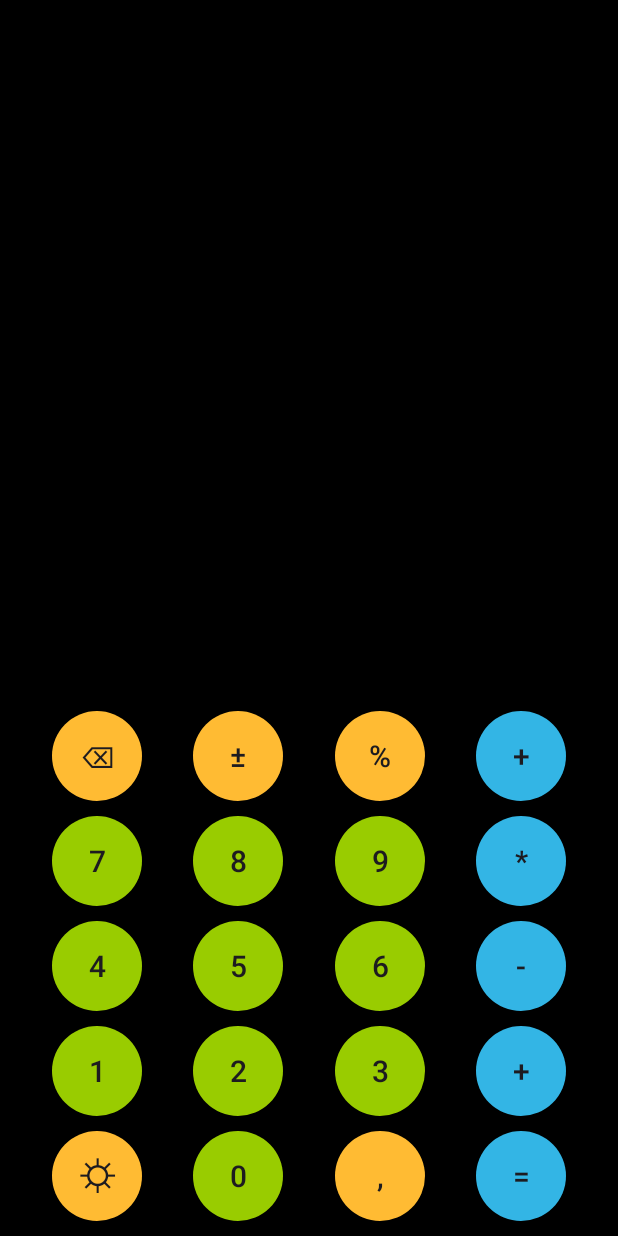
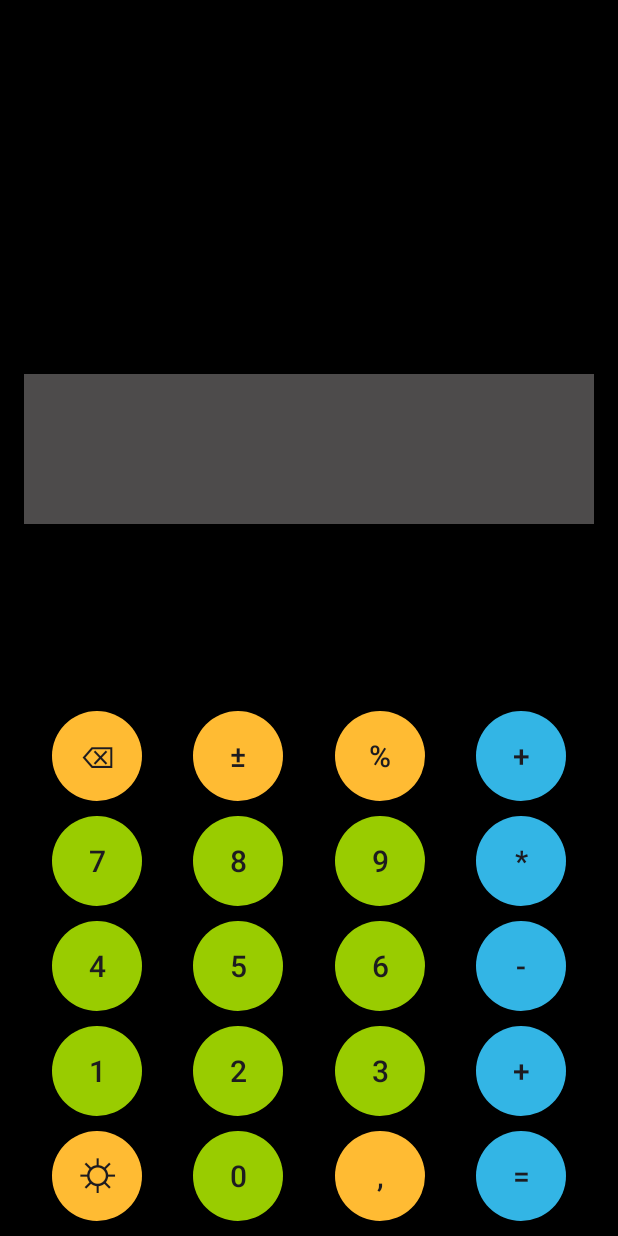
Before and after one commit to Andezion/CustomCalculator, an Android app: the screen it shows after launch (MainActivity), on a phone screen of 412 x 824 dp. Run offline under Robolectric (Android 15) with nearby library versions, the phone set to English and light mode, and no system bars.

Commit message:
финальный дизайн

```diff
--- a/app/src/main/res/layout/activity_main.xml
+++ b/app/src/main/res/layout/activity_main.xml
@@ -362,5 +362,25 @@
 
     </androidx.constraintlayout.widget.ConstraintLayout>
 
+    <TextView
+        android:id="@+id/textView2"
+
+        android:layout_width="380dp"
+        android:layout_height="100dp"
+
+        android:text=""
+        android:textSize="70sp"
+        android:textColor="@color/black"
+
+        app:layout_constraintBottom_toTopOf="@+id/constraintLayout"
+
+        app:layout_constraintEnd_toEndOf="parent"
+        app:layout_constraintHorizontal_bias="0.5"
+        app:layout_constraintStart_toStartOf="parent"
+        app:layout_constraintTop_toTopOf="parent"
+        app:layout_constraintVertical_bias="0.8"
+
+        android:background="#4D4B4B"/>
+
 
 </androidx.constraintlayout.widget.ConstraintLayout>
```
